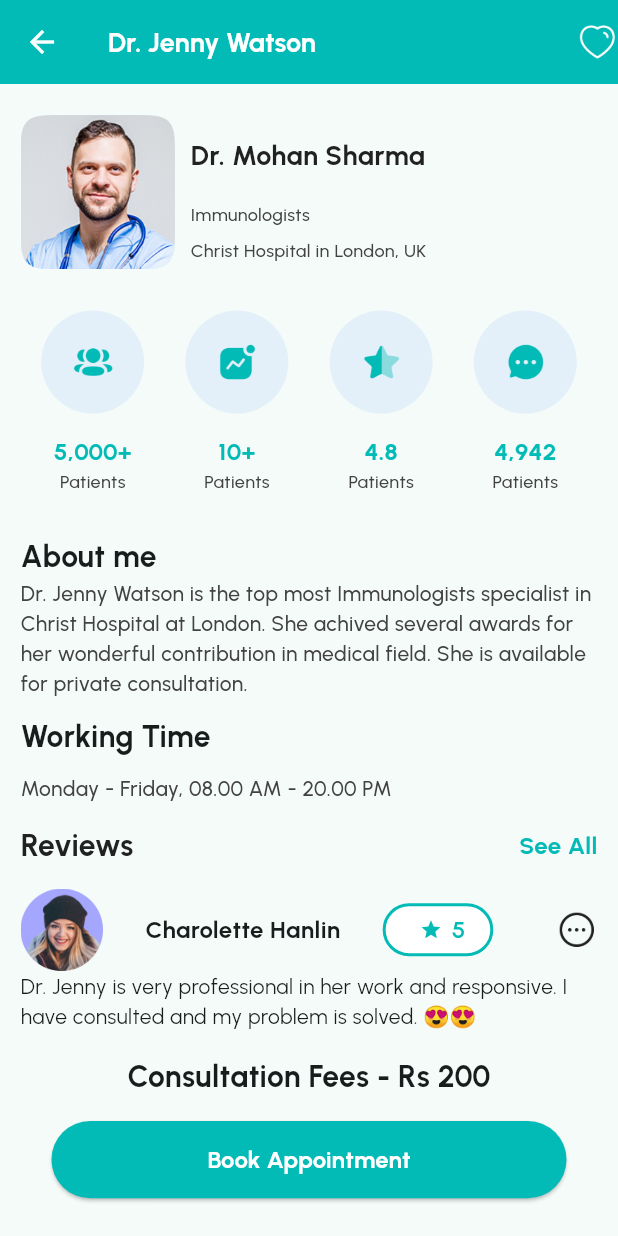
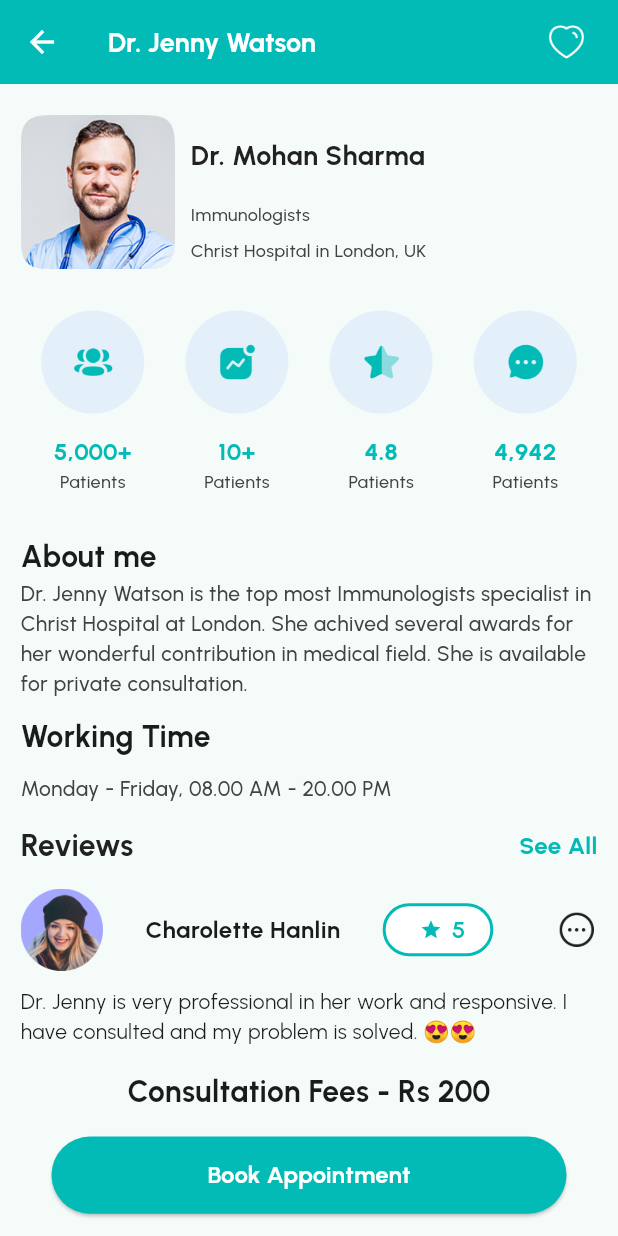
Before and after one commit to panchaniurvisha/medocly, a Flutter app: the DoctorDetailsScreen screen opened by its route, on a phone screen of 412 x 824 dp. Run offline on Flutter 3.47's test engine with Material 2 defaults, Android fonts, the light colour scheme and no system bars; our stand-ins replace carousel_slider, flutter_spinkit.

Commit message:
"21/9/2023"

```diff
--- a/lib/view/doctor_details_screen.dart
+++ b/lib/view/doctor_details_screen.dart
@@ -30,9 +30,12 @@ class _DoctorDetailsScreenState extends State<DoctorDetailsScreen> {
                 color: Colors.white, fontWeight: FontWeight.w700, fontSize: 18),
           ),
           actions: [
-            Image.asset(
-              AppImages.heart,
-              height: height(context) / 30,
+            Padding(
+              padding: EdgeInsets.only(right: width(context) / 20),
+              child: Image.asset(
+                AppImages.heart,
+                height: height(context) / 30,
+              ),
             ),
           ],
         ),
@@ -183,9 +186,12 @@ class _DoctorDetailsScreenState extends State<DoctorDetailsScreen> {
                     Image.asset(AppImages.circle, height: height(context) / 30),
                   ],
                 ),
-                const Text(AppString.otherPersonReview,
-                    style:
-                        TextStyle(fontSize: 14, fontWeight: FontWeight.w400)),
+                Padding(
+                  padding: EdgeInsets.only(top: height(context) / 80),
+                  child: const Text(AppString.otherPersonReview,
+                      style:
+                          TextStyle(fontSize: 14, fontWeight: FontWeight.w400)),
+                ),
                 const Align(
                   alignment: Alignment.center,
                   child: Text(AppString.feesAmount,
```
